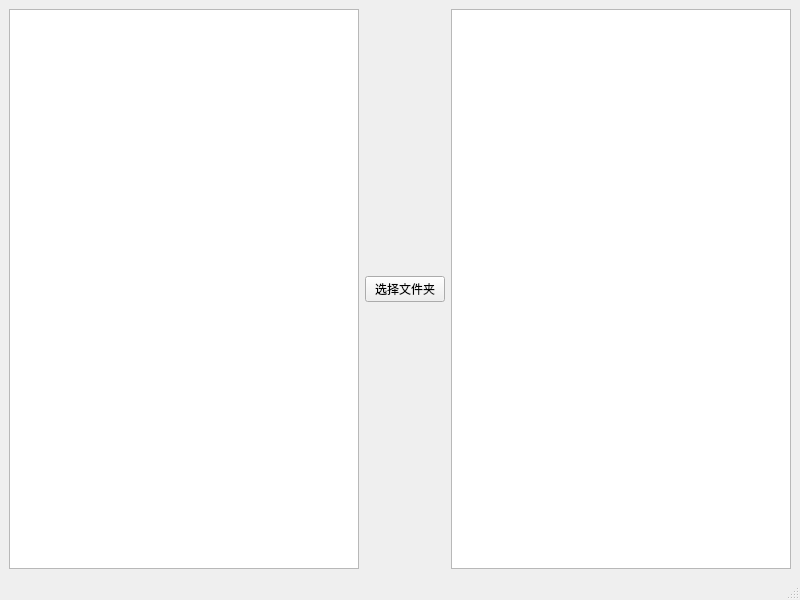
Deleto06/ifyouarereadingthis, file 20260701/mainwindow.ui: the form before one commit.
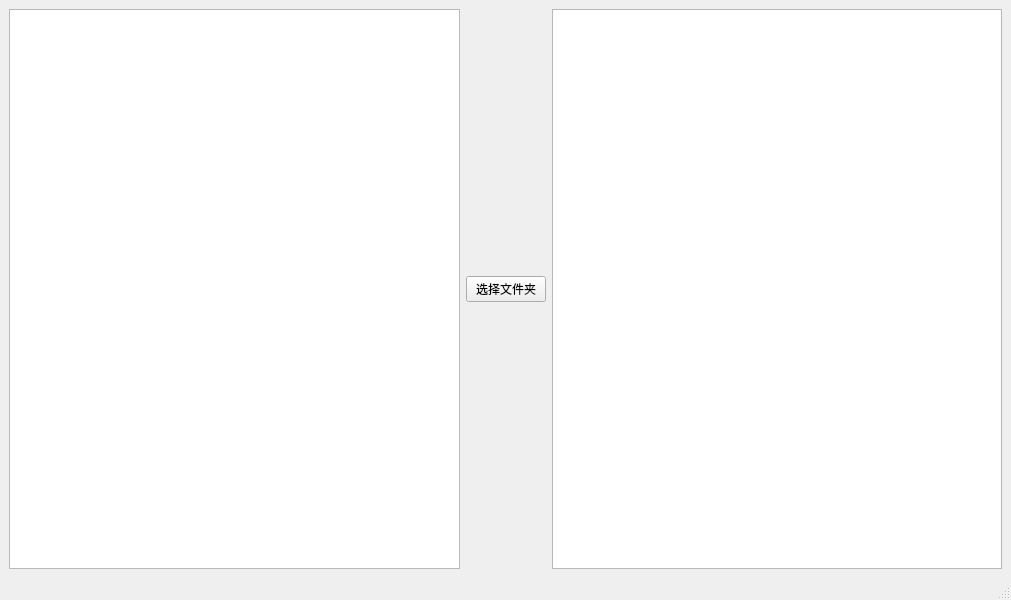
The form after the commit.

Diff of the .ui file:
```diff
--- a/20260701/mainwindow.ui
+++ b/20260701/mainwindow.ui
@@ -6,7 +6,7 @@
    <rect>
     <x>0</x>
     <y>0</y>
-    <width>800</width>
+    <width>1011</width>
     <height>600</height>
    </rect>
   </property>
```
Left out of the diff: 2 changed lines with no effect on the pictures.
